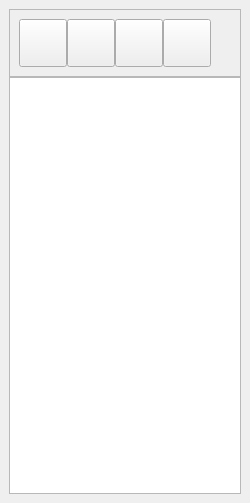
Old version of the form bulmages/bulmatpv/plugins/pluginbt_ticket/mticketbase.ui in the repository eboladev/Bulmages-1.
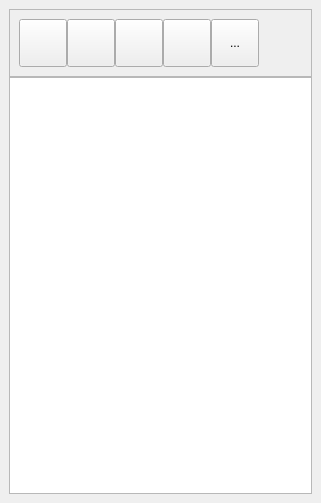
New version of the form. Icons and pictures are not drawn.

Commit message: Agrego un boton para reimprimir el ultimo ticket sacado en el plugin de ticket normal. Queda por implementar el mismo boton en el plugin de ticket IVA incluido y conseguir que ambos tickets desglosen en varios tipos de IVA.

```diff
--- a/bulmages/bulmatpv/plugins/pluginbt_ticket/mticketbase.ui
+++ b/bulmages/bulmatpv/plugins/pluginbt_ticket/mticketbase.ui
@@ -5,7 +5,7 @@
    <rect>
     <x>0</x>
     <y>0</y>
-    <width>250</width>
+    <width>321</width>
     <height>503</height>
    </rect>
   </property>
@@ -207,14 +207,43 @@
        </widget>
       </item>
       <item>
-       <spacer>
+       <widget class="QToolButton" name="mui_reimprimir" >
+        <property name="minimumSize" >
+         <size>
+          <width>48</width>
+          <height>48</height>
+         </size>
+        </property>
+        <property name="maximumSize" >
+         <size>
+          <width>48</width>
+          <height>48</height>
+         </size>
+        </property>
+        <property name="text" >
+         <string>...</string>
+        </property>
+        <property name="icon" >
+         <iconset resource="../../../bulmages.qrc" >
+          <normaloff>:/Images/document-print.svg</normaloff>:/Images/document-print.svg</iconset>
+        </property>
+        <property name="iconSize" >
+         <size>
+          <width>32</width>
+          <height>32</height>
+         </size>
+        </property>
+       </widget>
+      </item>
+      <item>
+       <spacer name="horizontalSpacer" >
         <property name="orientation" >
          <enum>Qt::Horizontal</enum>
         </property>
-        <property name="sizeHint" >
+        <property name="sizeHint" stdset="0" >
          <size>
-          <width>91</width>
-          <height>48</height>
+          <width>40</width>
+          <height>20</height>
          </size>
         </property>
        </spacer>
```
Left out of the diff: 34 changed lines with no effect on the pictures. The commit also changes 4 other files.
